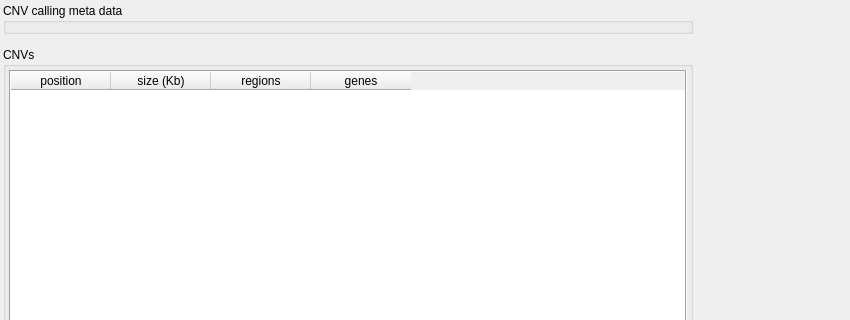
First picture: the form in src/GSvar/CnvWidget.ui, repository imgag/ngs-bits, before the edit; both pictures show x 0 to 850 and y 0 to 320 of the 1200 by 800 pixel window.
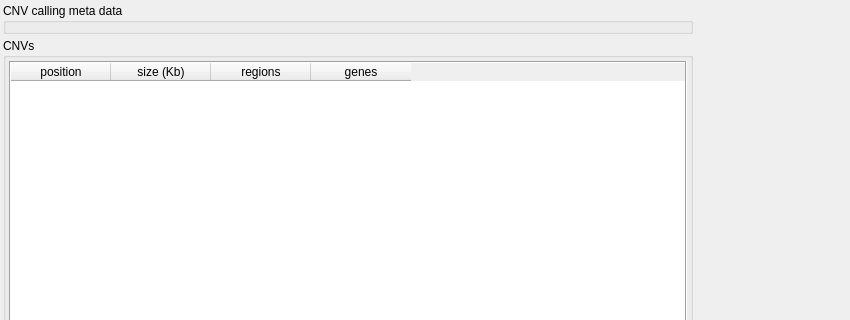
Second picture: the form after the edit. Icons and pictures are not drawn. Custom widgets are drawn as their Qt base class.

What changed in the file:
```diff
--- a/src/GSvar/CnvWidget.ui
+++ b/src/GSvar/CnvWidget.ui
@@ -85,8 +85,8 @@
          </property>
          <property name="sizeHint" stdset="0">
           <size>
-           <width>10</width>
-           <height>10</height>
+           <width>1</width>
+           <height>1</height>
           </size>
          </property>
         </spacer>
```
